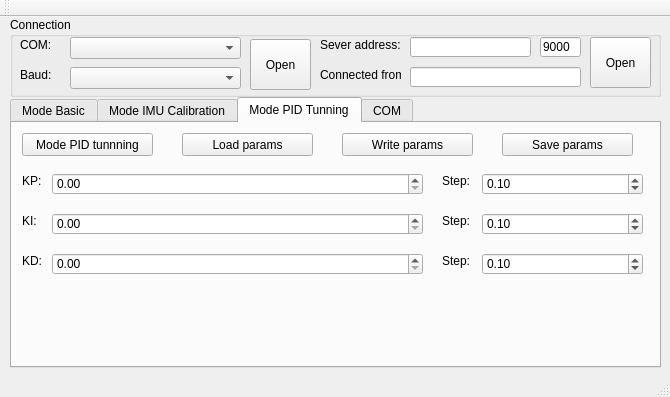
Above: Software/GCSQt/mainwindow.ui from VincentOkala/2WheelsRobot before the change. Below: the same form after it.
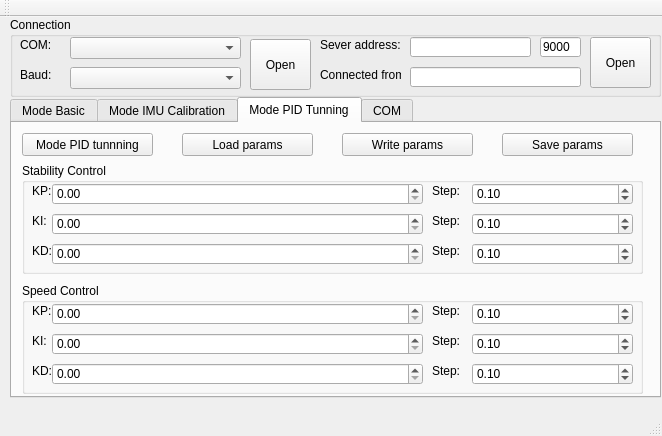
That is the form after the change. The open tabs and pages were chosen to show the change.

Commit message: new protocol consist of movement control protocol

Diff of the .ui file:
```diff
--- a/Software/GCSQt/mainwindow.ui
+++ b/Software/GCSQt/mainwindow.ui
@@ -6,8 +6,8 @@
    <rect>
     <x>0</x>
     <y>0</y>
-    <width>670</width>
-    <height>397</height>
+    <width>662</width>
+    <height>436</height>
    </rect>
   </property>
   <property name="windowTitle">
@@ -20,11 +20,11 @@
       <x>10</x>
       <y>80</y>
       <width>651</width>
-      <height>271</height>
+      <height>301</height>
      </rect>
     </property>
     <property name="currentIndex">
-     <number>1</number>
+     <number>2</number>
     </property>
     <widget class="QWidget" name="modeBasic">
      <attribute name="title">
@@ -47,9 +47,9 @@
       <property name="geometry">
        <rect>
         <x>10</x>
-        <y>110</y>
+        <y>140</y>
         <width>621</width>
-        <height>61</height>
+        <height>131</height>
        </rect>
       </property>
       <property name="title">
@@ -131,7 +131,7 @@
         <x>10</x>
         <y>40</y>
         <width>621</width>
-        <height>61</height>
+        <height>101</height>
        </rect>
       </property>
       <property name="title">
@@ -172,7 +172,7 @@
         <x>10</x>
         <y>40</y>
         <width>631</width>
-        <height>181</height>
+        <height>231</height>
        </rect>
       </property>
       <property name="title">
@@ -359,7 +359,7 @@
         </rect>
        </property>
        <property name="text">
-        <string>Error:</string>
+        <string>Tilt Angle:</string>
        </property>
       </widget>
       <widget class="QLabel" name="label_26">
@@ -372,7 +372,7 @@
         </rect>
        </property>
        <property name="text">
-        <string>Error Offset:</string>
+        <string>Offset:</string>
        </property>
       </widget>
      </widget>
@@ -446,84 +446,6 @@
        <string>Mode PID tunnning</string>
       </property>
      </widget>
-     <widget class="QLabel" name="label_40">
-      <property name="geometry">
-       <rect>
-        <x>10</x>
-        <y>50</y>
-        <width>21</width>
-        <height>16</height>
-       </rect>
-      </property>
-      <property name="text">
-       <string>KP:</string>
-      </property>
-     </widget>
-     <widget class="QLabel" name="label_49">
-      <property name="geometry">
-       <rect>
-        <x>10</x>
-        <y>90</y>
-        <width>21</width>
-        <height>16</height>
-       </rect>
-      </property>
-      <property name="text">
-       <string>KI:</string>
-      </property>
-     </widget>
-     <widget class="QLabel" name="label_50">
-      <property name="geometry">
-       <rect>
-        <x>10</x>
-        <y>130</y>
-        <width>21</width>
-        <height>16</height>
-       </rect>
-      </property>
-      <property name="text">
-       <string>KD:</string>
-      </property>
-     </widget>
-     <widget class="QLabel" name="label_51">
-      <property name="geometry">
-       <rect>
-        <x>430</x>
-        <y>50</y>
-        <width>31</width>
-        <height>16</height>
-       </rect>
-      </property>
-      <property name="text">
-       <string>Step:</string>
-      </property>
-     </widget>
-     <widget class="QLabel" name="label_52">
-      <property name="geometry">
-       <rect>
-        <x>430</x>
-        <y>90</y>
-        <width>31</width>
-        <height>16</height>
-       </rect>
-      </property>
-      <property name="text">
-       <string>Step:</string>
-      </property>
-     </widget>
-     <widget class="QLabel" name="label_53">
-      <property name="geometry">
-       <rect>
-        <x>430</x>
-        <y>130</y>
-        <width>31</width>
-        <height>16</height>
-       </rect>
-      </property>
-      <property name="text">
-       <string>Step:</string>
-      </property>
-     </widget>
      <widget class="QPushButton" name="btn_mode_pidt_load_params">
       <property name="geometry">
        <rect>
@@ -563,11 +485,23 @@
        <string>Save params</string>
       </property>
      </widget>
+     <widget class="QGroupBox" name="groupBox_2">
+      <property name="geometry">
+       <rect>
+        <x>10</x>
+        <y>40</y>
+        <width>621</width>
+        <height>111</height>
+       </rect>
+      </property>
+      <property name="title">
+       <string>Stability Control</string>
+      </property>
      <widget class="QDoubleSpinBox" name="sb_KP">
       <property name="geometry">
        <rect>
-        <x>40</x>
-        <y>50</y>
+         <x>30</x>
+         <y>20</y>
         <width>371</width>
         <height>22</height>
        </rect>
@@ -576,11 +510,37 @@
        <double>0.100000000000000</double>
       </property>
      </widget>
+      <widget class="QLabel" name="label_40">
+       <property name="geometry">
+        <rect>
+         <x>10</x>
+         <y>20</y>
+         <width>21</width>
+         <height>16</height>
+        </rect>
+       </property>
+       <property name="text">
+        <string>KP:</string>
+       </property>
+      </widget>
+      <widget class="QLabel" name="label_49">
+       <property name="geometry">
+        <rect>
+         <x>10</x>
+         <y>50</y>
+         <width>21</width>
+         <height>16</height>
+        </rect>
+       </property>
+       <property name="text">
+        <string>KI:</string>
+       </property>
+      </widget>
      <widget class="QDoubleSpinBox" name="sb_KI">
       <property name="geometry">
        <rect>
-        <x>40</x>
-        <y>90</y>
+         <x>30</x>
+         <y>50</y>
         <width>371</width>
         <height>22</height>
        </rect>
@@ -589,11 +549,24 @@
        <double>0.100000000000000</double>
       </property>
      </widget>
+      <widget class="QLabel" name="label_50">
+       <property name="geometry">
+        <rect>
+         <x>10</x>
+         <y>80</y>
+         <width>21</width>
+         <height>16</height>
+        </rect>
+       </property>
+       <property name="text">
+        <string>KD:</string>
+       </property>
+      </widget>
      <widget class="QDoubleSpinBox" name="sb_KD">
       <property name="geometry">
        <rect>
-        <x>40</x>
-        <y>130</y>
+         <x>30</x>
+         <y>80</y>
         <width>371</width>
         <height>22</height>
        </rect>
@@ -602,11 +575,24 @@
        <double>0.100000000000000</double>
       </property>
      </widget>
+      <widget class="QLabel" name="label_51">
+       <property name="geometry">
+        <rect>
+         <x>410</x>
+         <y>20</y>
+         <width>31</width>
+         <height>16</height>
+        </rect>
+       </property>
+       <property name="text">
+        <string>Step:</string>
+       </property>
+      </widget>
      <widget class="QDoubleSpinBox" name="sb_step_KP">
       <property name="geometry">
        <rect>
-        <x>470</x>
-        <y>50</y>
+         <x>450</x>
+         <y>20</y>
         <width>161</width>
         <height>22</height>
        </rect>
@@ -618,11 +604,24 @@
        <double>0.100000000000000</double>
       </property>
      </widget>
+      <widget class="QLabel" name="label_52">
+       <property name="geometry">
+        <rect>
+         <x>410</x>
+         <y>50</y>
+         <width>31</width>
+         <height>16</height>
+        </rect>
+       </property>
+       <property name="text">
+        <string>Step:</string>
+       </property>
+      </widget>
      <widget class="QDoubleSpinBox" name="sb_step_KI">
       <property name="geometry">
        <rect>
-        <x>470</x>
-        <y>90</y>
+         <x>450</x>
+         <y>50</y>
         <width>161</width>
         <height>22</height>
        </rect>
@@ -634,11 +633,24 @@
        <double>0.100000000000000</double>
       </property>
      </widget>
+      <widget class="QLabel" name="label_53">
+       <property name="geometry">
+        <rect>
+         <x>410</x>
+         <y>80</y>
+         <width>31</width>
+         <height>16</height>
+        </rect>
+       </property>
+       <property name="text">
+        <string>Step:</string>
+       </property>
+      </widget>
      <widget class="QDoubleSpinBox" name="sb_step_KD">
       <property name="geometry">
        <rect>
-        <x>470</x>
-        <y>130</y>
+         <x>450</x>
+         <y>80</y>
         <width>161</width>
         <height>22</height>
        </rect>
@@ -649,6 +661,185 @@
       <property name="value">
        <double>0.100000000000000</double>
       </property>
+      </widget>
+     </widget>
+     <widget class="QGroupBox" name="groupBox_3">
+      <property name="geometry">
+       <rect>
+        <x>10</x>
+        <y>160</y>
+        <width>621</width>
+        <height>111</height>
+       </rect>
+      </property>
+      <property name="title">
+       <string>Speed Control</string>
+      </property>
+      <widget class="QDoubleSpinBox" name="sb_KP_2">
+       <property name="geometry">
+        <rect>
+         <x>30</x>
+         <y>20</y>
+         <width>371</width>
+         <height>22</height>
+        </rect>
+       </property>
+       <property name="singleStep">
+        <double>0.100000000000000</double>
+       </property>
+      </widget>
+      <widget class="QLabel" name="label_41">
+       <property name="geometry">
+        <rect>
+         <x>10</x>
+         <y>20</y>
+         <width>21</width>
+         <height>16</height>
+        </rect>
+       </property>
+       <property name="text">
+        <string>KP:</string>
+       </property>
+      </widget>
+      <widget class="QLabel" name="label_56">
+       <property name="geometry">
+        <rect>
+         <x>10</x>
+         <y>50</y>
+         <width>21</width>
+         <height>16</height>
+        </rect>
+       </property>
+       <property name="text">
+        <string>KI:</string>
+       </property>
+      </widget>
+      <widget class="QDoubleSpinBox" name="sb_KI_2">
+       <property name="geometry">
+        <rect>
+         <x>30</x>
+         <y>50</y>
+         <width>371</width>
+         <height>22</height>
+        </rect>
+       </property>
+       <property name="singleStep">
+        <double>0.100000000000000</double>
+       </property>
+      </widget>
+      <widget class="QLabel" name="label_57">
+       <property name="geometry">
+        <rect>
+         <x>10</x>
+         <y>80</y>
+         <width>21</width>
+         <height>16</height>
+        </rect>
+       </property>
+       <property name="text">
+        <string>KD:</string>
+       </property>
+      </widget>
+      <widget class="QDoubleSpinBox" name="sb_KD_2">
+       <property name="geometry">
+        <rect>
+         <x>30</x>
+         <y>80</y>
+         <width>371</width>
+         <height>22</height>
+        </rect>
+       </property>
+       <property name="singleStep">
+        <double>0.100000000000000</double>
+       </property>
+      </widget>
+      <widget class="QLabel" name="label_58">
+       <property name="geometry">
+        <rect>
+         <x>410</x>
+         <y>20</y>
+         <width>31</width>
+         <height>16</height>
+        </rect>
+       </property>
+       <property name="text">
+        <string>Step:</string>
+       </property>
+      </widget>
+      <widget class="QDoubleSpinBox" name="sb_step_KP_2">
+       <property name="geometry">
+        <rect>
+         <x>450</x>
+         <y>20</y>
+         <width>161</width>
+         <height>22</height>
+        </rect>
+       </property>
+       <property name="singleStep">
+        <double>0.100000000000000</double>
+       </property>
+       <property name="value">
+        <double>0.100000000000000</double>
+       </property>
+      </widget>
+      <widget class="QLabel" name="label_59">
+       <property name="geometry">
+        <rect>
+         <x>410</x>
+         <y>50</y>
+         <width>31</width>
+         <height>16</height>
+        </rect>
+       </property>
+       <property name="text">
+        <string>Step:</string>
+       </property>
+      </widget>
+      <widget class="QDoubleSpinBox" name="sb_step_KI_2">
+       <property name="geometry">
+        <rect>
+         <x>450</x>
+         <y>50</y>
+         <width>161</width>
+         <height>22</height>
+        </rect>
+       </property>
+       <property name="singleStep">
+        <double>0.100000000000000</double>
+       </property>
+       <property name="value">
+        <double>0.100000000000000</double>
+       </property>
+      </widget>
+      <widget class="QLabel" name="label_60">
+       <property name="geometry">
+        <rect>
+         <x>410</x>
+         <y>80</y>
+         <width>31</width>
+         <height>16</height>
+        </rect>
+       </property>
+       <property name="text">
+        <string>Step:</string>
+       </property>
+      </widget>
+      <widget class="QDoubleSpinBox" name="sb_step_KD_2">
+       <property name="geometry">
+        <rect>
+         <x>450</x>
+         <y>80</y>
+         <width>161</width>
+         <height>22</height>
+        </rect>
+       </property>
+       <property name="singleStep">
+        <double>0.100000000000000</double>
+       </property>
+       <property name="value">
+        <double>0.100000000000000</double>
+       </property>
+      </widget>
      </widget>
     </widget>
     <widget class="QWidget" name="com">
@@ -684,7 +875,7 @@
         <x>10</x>
         <y>40</y>
         <width>631</width>
-        <height>201</height>
+        <height>231</height>
        </rect>
       </property>
      </widget>
@@ -856,7 +1047,7 @@
     <rect>
      <x>0</x>
      <y>0</y>
-     <width>670</width>
+     <width>662</width>
      <height>21</height>
     </rect>
    </property>
```
Lines whose indentation alone changed are shown as unchanged. The commit also changes 4 other files.
